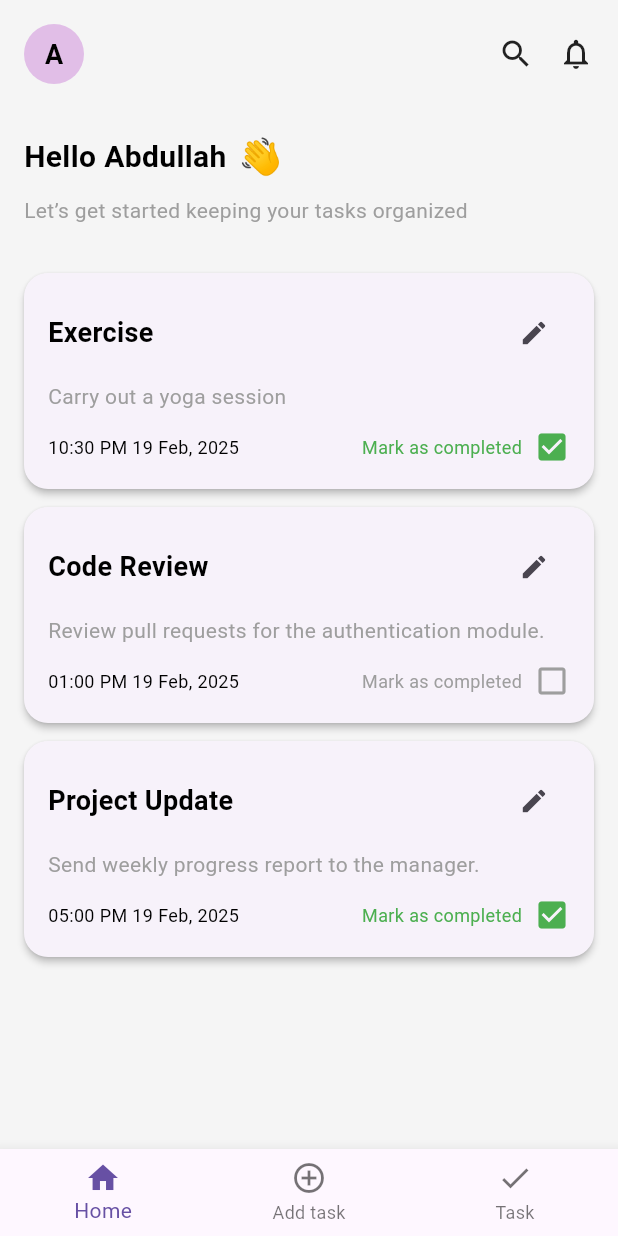
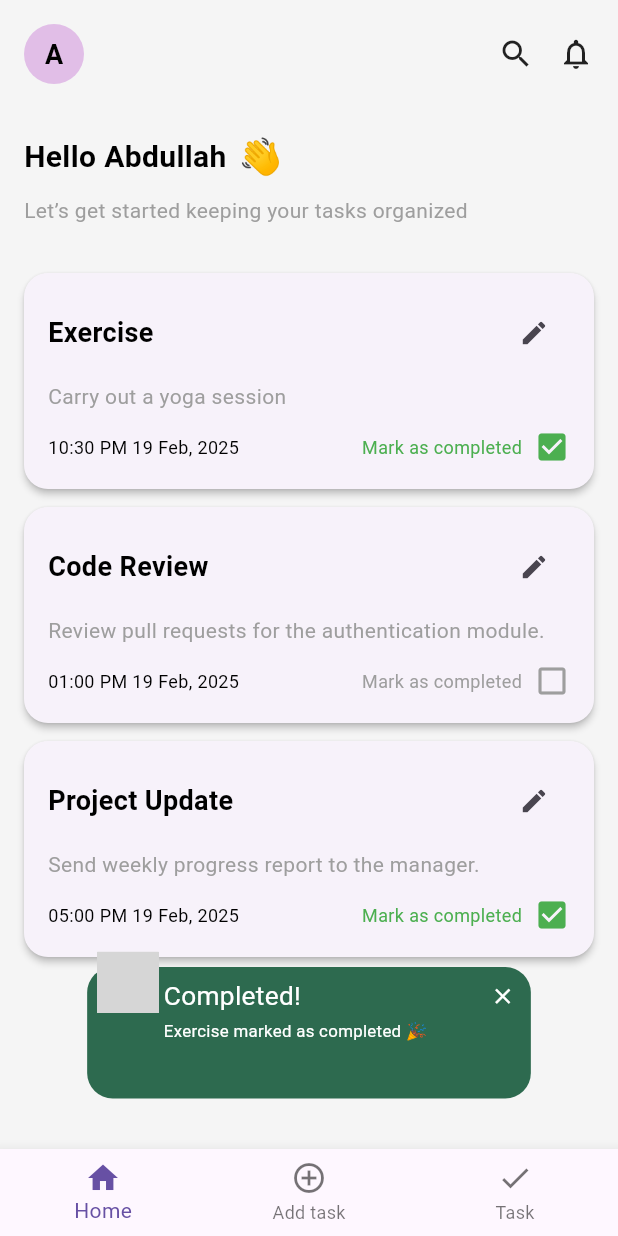
Before and after one commit to iabdullahmahfooz/dooit, a Flutter app: the HomeScreen screen opened by its route, after a tap on "Mark as completed", on a phone screen of 412 x 824 dp. Run offline on Flutter 3.47's test engine with Material 3 defaults, Android fonts, the phone set to English and light mode, and no system bars; drawn by our look-alikes of awesome_snackbar_content; grey boxes are pictures that could not be loaded.

Commit message:
awesome snackbar content package used bugs fixed and navigations improved

```diff
--- a/lib/models/task.dart
+++ b/lib/models/task.dart
@@ -1,7 +1,7 @@
 class Task {
-  final String title;
-  final String description;
-  final String time;
+  String title;
+  String description;
+  String time;
   bool completed;
 
   Task({
@@ -11,3 +11,22 @@ class Task {
     this.completed = false,
   });
 }
+
+List<Task> dummyTasks = [
+  Task(
+    title: "Exercise",
+    description: "Carry out a yoga session",
+    time: "10:30 PM 19 Feb, 2025",
+  ),
+  Task(
+    title: "Code Review",
+    description: "Review pull requests for the authentication module.",
+    time: "01:00 PM 19 Feb, 2025",
+  ),
+  Task(
+    title: "Project Update",
+    description: "Send weekly progress report to the manager.",
+    time: "05:00 PM 19 Feb, 2025",
+    completed: true,
+  ),
+];
--- a/lib/routes/routes.dart
+++ b/lib/routes/routes.dart
@@ -6,7 +6,7 @@ import 'package:dooit/views/forget_password_screen/forget_password_screen.dart';
 import 'package:dooit/views/new_password_screen/new_password_screen.dart';
 import 'package:dooit/views/home_screen/home_screen.dart';
 
-abstract class AppRoutes {
+class AppRoutes {
   static const String getStarted = '/get_started';
   static const String login = '/login';
   static const String signup = '/signup';
@@ -31,16 +31,8 @@ abstract class AppRoutes {
       default:
         return MaterialPageRoute(
           builder: (_) =>
-              const Scaffold(body: Center(child: Text("Route not found"))),
+              const Scaffold(body: Center(child: Text("⚠️ Route not found"))),
         );
     }
   }
-
-  static void pushReplacement(BuildContext context, String routeName) {
-    Navigator.pushReplacementNamed(context, routeName);
-  }
-
-  static void pushAndRemoveUntil(BuildContext context, String routeName) {
-    Navigator.pushNamedAndRemoveUntil(context, routeName, (route) => false);
-  }
 }
--- a/lib/views/home_screen/home_screen.dart
+++ b/lib/views/home_screen/home_screen.dart
@@ -5,6 +5,7 @@ import 'package:dooit/widgets/task_card.dart';
 import 'package:dooit/widgets/custom_appbar.dart';
 import 'package:dooit/widgets/custom_bottom_navbar.dart';
 import 'package:dooit/models/task.dart';
+import 'package:awesome_snackbar_content/awesome_snackbar_content.dart';
 
 class HomeScreen extends StatefulWidget {
   const HomeScreen({super.key});
@@ -14,54 +15,85 @@ class HomeScreen extends StatefulWidget {
 }
 
 class _HomeScreenState extends State<HomeScreen> {
-  List<Task> tasks = [
-    Task(
-      title: "Exercise",
-      description: "Carry out a yoga session",
-      time: "10:30 PM 19 Feb, 2025",
-    ),
-    Task(
-      title: "Code Review",
-      description: "Review pull requests for the authentication module.",
-      time: "01:00 PM 19 Feb, 2025",
-    ),
-    Task(
-      title: "Project Update",
-      description: "Send weekly progress report to the manager.",
-      time: "05:00 PM 19 Feb, 2025",
-      completed: true,
-    ),
-  ];
+  List<Task> tasks = List.from(dummyTasks);
 
   DateTime? lastBackPressed;
   int currentIndex = 0;
 
+  void showSmallSnackBar(String title, String message, ContentType type) {
+    final snackBar = SnackBar(
+      elevation: 0,
+      behavior: SnackBarBehavior.floating,
+      backgroundColor: Colors.transparent,
+      margin: const EdgeInsets.symmetric(horizontal: 16, vertical: 12),
+
+      content: Transform.scale(
+        scale: 0.85,
+        child: AwesomeSnackbarContent(
+          title: title,
+          message: message,
+          contentType: type,
+        ),
+      ),
+      duration: const Duration(seconds: 2),
+    );
+
+    ScaffoldMessenger.of(context)
+      ..hideCurrentSnackBar()
+      ..showSnackBar(snackBar);
+  }
+
   void toggleComplete(int index) {
     setState(() {
       tasks[index].completed = !tasks[index].completed;
+
+      showSmallSnackBar(
+        tasks[index].completed ? 'Completed!' : 'Pending Again!',
+        tasks[index].completed
+            ? '${tasks[index].title} marked as completed 🎉'
+            : '${tasks[index].title} marked as pending',
+        tasks[index].completed ? ContentType.success : ContentType.warning,
+      );
     });
   }
 
   void editTask(int index) {
-    ScaffoldMessenger.of(
-      context,
-    ).showSnackBar(SnackBar(content: Text("Edit ${tasks[index].title}")));
+    showSmallSnackBar(
+      'Edit Task',
+      'Editing ${tasks[index].title}',
+      ContentType.help,
+    );
   }
 
   Future<bool> onWillPop() async {
     final now = DateTime.now();
     if (lastBackPressed == null ||
-        now.difference(lastBackPressed!) > Duration(seconds: 2)) {
+        now.difference(lastBackPressed!) > const Duration(seconds: 2)) {
       lastBackPressed = now;
-      ScaffoldMessenger.of(context).showSnackBar(
-        const SnackBar(
-          content: Text("Press back again to exit"),
-          duration: Duration(seconds: 2),
-        ),
+
+      showSmallSnackBar(
+        'Hold on!',
+        'Press back again to exit',
+        ContentType.warning,
       );
+
       return false;
     }
     return true;
+  }
+
+  Widget _buildTaskList() {
+    return ListView.builder(
+      padding: AppUnits.a16,
+      itemCount: tasks.length,
+      itemBuilder: (context, index) {
+        return TaskCard(
+          task: tasks[index],
+          onEdit: () => editTask(index),
+          onToggleComplete: () => toggleComplete(index),
+        );
+      },
+    );
   }
 
   @override
@@ -75,34 +107,13 @@ class _HomeScreenState extends State<HomeScreen> {
             crossAxisAlignment: CrossAxisAlignment.start,
             children: [
               const CustomAppBar(userName: "Abdullah"),
-              Expanded(
-                child: ListView.builder(
-                  padding: AppUnits.a16,
-                  itemCount: tasks.length,
-                  itemBuilder: (context, index) {
-                    final task = tasks[index];
-                    return TaskCard(
-                      title: task.title,
-                      description: task.description,
-                      time: task.time,
-                      isCompleted: task.completed,
-                      onEdit: () => editTask(index),
-                      onToggleComplete: () => toggleComplete(index),
-                    );
-                  },
-                ),
-              ),
+              Expanded(child: _buildTaskList()),
             ],
           ),
         ),
-
         bottomNavigationBar: CustomBottomNavBar(
           currentIndex: currentIndex,
-          onTap: (index) {
-            setState(() {
-              currentIndex = index;
-            });
-          },
+          onTap: (index) => setState(() => currentIndex = index),
         ),
       ),
     );
--- a/lib/widgets/task_card.dart
+++ b/lib/widgets/task_card.dart
@@ -2,30 +2,20 @@ import 'package:flutter/material.dart';
 import 'package:dooit/theme/colors.dart';
 import 'package:dooit/theme/typography.dart';
 import 'package:dooit/theme/units.dart';
+import 'package:dooit/models/task.dart';
 
-class TaskCard extends StatefulWidget {
-  final String title;
-  final String description;
-  final String time;
-  final bool isCompleted;
+class TaskCard extends StatelessWidget {
+  final Task task;
   final VoidCallback onEdit;
   final VoidCallback onToggleComplete;
 
   const TaskCard({
     super.key,
-    required this.title,
-    required this.description,
-    required this.time,
-    required this.isCompleted,
+    required this.task,
     required this.onEdit,
     required this.onToggleComplete,
   });
 
-  @override
-  State<TaskCard> createState() => _TaskCardState();
-}
-
-class _TaskCardState extends State<TaskCard> {
   @override
   Widget build(BuildContext context) {
     return Card(
@@ -39,44 +29,44 @@ class _TaskCardState extends State<TaskCard> {
           children: [
             Row(
               children: [
-                Text(widget.title, style: AppText.h3),
+                Text(task.title, style: AppText.h3),
                 const Spacer(),
                 IconButton(
                   icon: const Icon(Icons.edit, size: 20),
-                  onPressed: widget.onEdit,
+                  onPressed: onEdit,
                 ),
               ],
             ),
             AppUnits.y8,
 
             Text(
-              widget.description,
+              task.description,
               style: AppText.b2.copyWith(color: AppColors.greyColor),
             ),
             AppUnits.y12,
 
             Row(
               children: [
-                Text(widget.time, style: AppText.b3),
+                Text(task.time, style: AppText.b3),
                 const Spacer(),
                 GestureDetector(
-                  onTap: widget.onToggleComplete,
+                  onTap: onToggleComplete,
                   child: Row(
                     children: [
                       Text(
                         "Mark as completed",
                         style: AppText.b3.copyWith(
-                          color: widget.isCompleted
+                          color: task.completed
                               ? Colors.green
                               : AppColors.greyColor,
                         ),
                       ),
                       AppUnits.x8,
                       Icon(
-                        widget.isCompleted
+                        task.completed
                             ? Icons.check_box
                             : Icons.check_box_outline_blank,
-                        color: widget.isCompleted
+                        color: task.completed
                             ? Colors.green
                             : AppColors.greyColor,
                       ),
--- a/pubspec.yaml
+++ b/pubspec.yaml
@@ -30,6 +30,8 @@ environment:
 dependencies:
   flutter:
     sdk: flutter
+  awesome_snackbar_content: ^0.1.3+1
+
 
   # The following adds the Cupertino Icons font to your application.
   # Use with the CupertinoIcons class for iOS style icons.
```
Also changed, not shown: lib/utils/back_navigation_wrapper.dart (added, +20 -0 lines), lib/utils/snackbar_helper.dart (added, +30 -0 lines), lib/views/forget_password_screen/forget_password_screen.dart (+4 -5 lines), lib/views/get_started_screen/get_started_screen.dart (+12 -6 lines), lib/views/login_screen/login_screen.dart (+49 -9 lines), lib/views/new_password_screen/new_password_screen.dart (+16 -12 lines), lib/views/signup_screen/signup_screen.dart (+14 -5 lines), lib/widgets/password_input_field.dart (+18 -4 lines), pubspec.lock.
